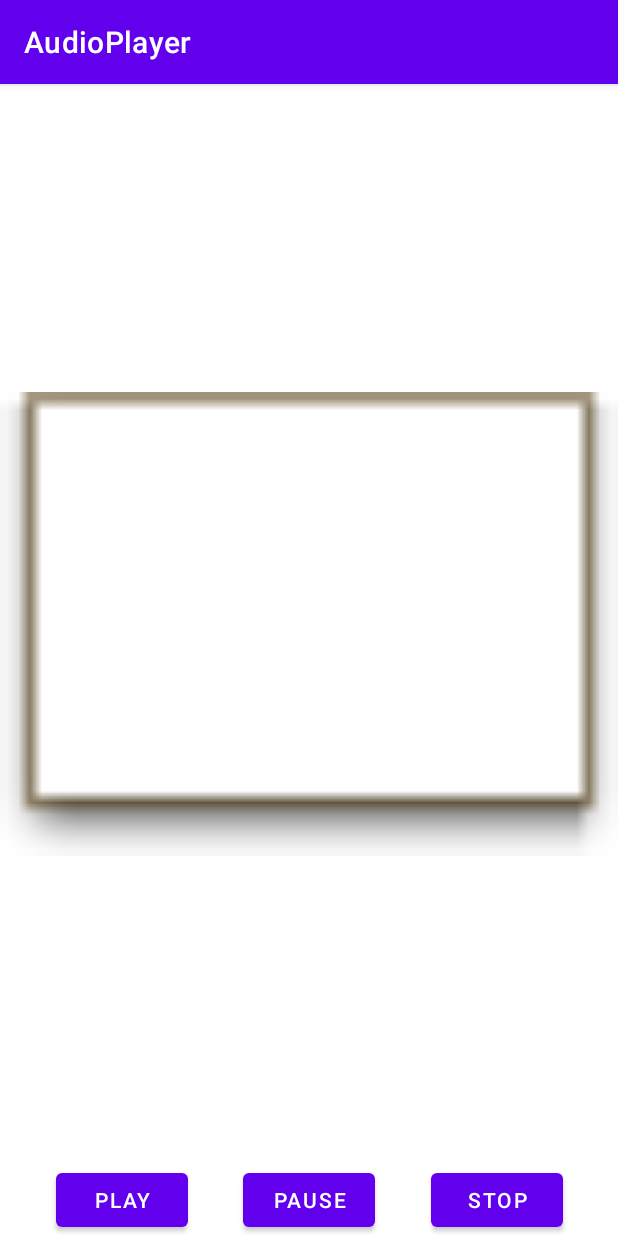
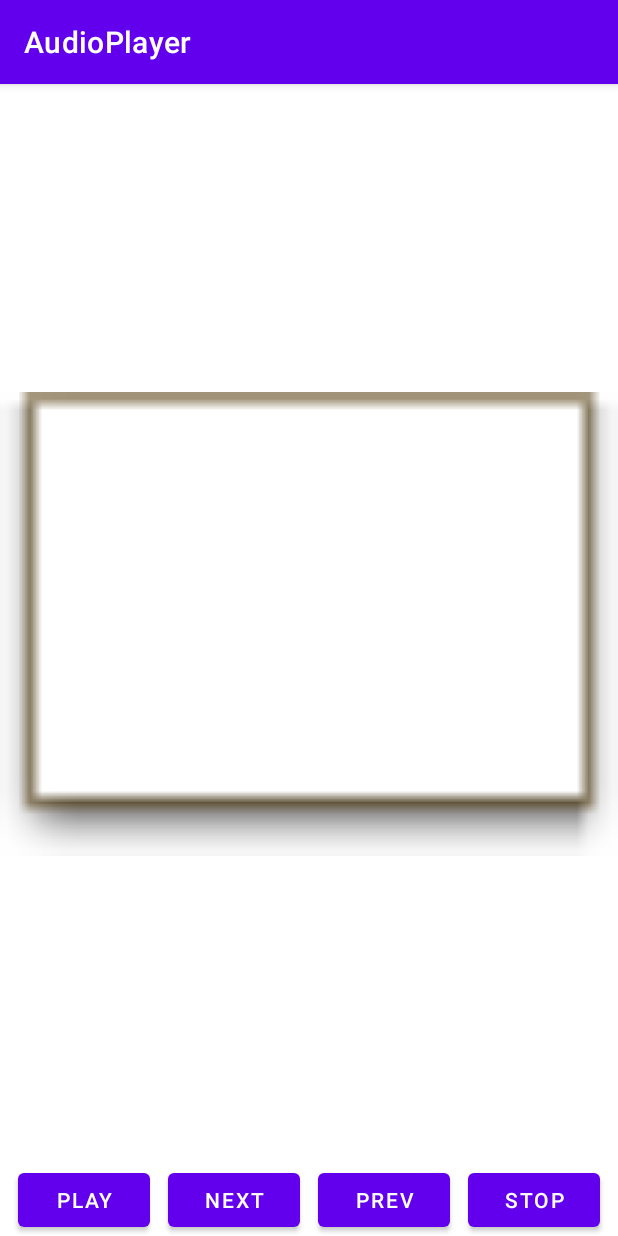
Before and after one commit to shubhamsheelwant/AudioPlayer, an Android app: the HomeActivity screen opened directly, with no data from a screen before it, after a tap on "PAUSE", on a phone screen of 412 x 824 dp. Run offline under Robolectric (Android 15) with nearby library versions, the phone set to English and light mode, and no system bars; 1 other tap on this screen came first.

Commit message:
playing music on click of play button added next and prev button to change the songs

```diff
--- a/app/src/main/java/com/example/audioplayer/HomeActivity.kt
+++ b/app/src/main/java/com/example/audioplayer/HomeActivity.kt
@@ -15,12 +15,14 @@ class HomeActivity : AppCompatActivity() {
 
     lateinit var binding: HomeActivityBinding
 
+    var currentIndex = 0
+
     override fun onCreate(savedInstanceState: Bundle?) {
         super.onCreate(savedInstanceState)
         binding = HomeActivityBinding.inflate(layoutInflater)
         setContentView(binding.root)
         initList()
-        initMediaPlayer()
+        initMediaPlayer(currentIndex)
         initClickListener()
 
     }
@@ -29,14 +31,37 @@ class HomeActivity : AppCompatActivity() {
 
         binding.btnPlay.setOnClickListener {
             if( !mediaPlayerInstance.isPlaying){
+                binding.btnPlay.setText("Pause")
                 mediaPlayerInstance.start()
+            } else {
+                binding.btnPlay.setText("Play")
+                mediaPlayerInstance.pause()
             }
         }
 
-        binding.btnPause.setOnClickListener {
-            if(mediaPlayerInstance.isPlaying){
-                mediaPlayerInstance.pause()
+        binding.btnNext.setOnClickListener {
+            if (mediaPlayerInstance.isPlaying)
+                mediaPlayerInstance.stop()
+            if(currentIndex == audioList.size - 1){
+                currentIndex = 0
+            } else {
+                currentIndex ++
             }
+            initMediaPlayer(currentIndex)
+            mediaPlayerInstance.start()
+        }
+
+        binding.btnPrev.setOnClickListener {
+            if (mediaPlayerInstance.isPlaying)
+                mediaPlayerInstance.stop()
+            if(currentIndex == 0){
+                currentIndex = audioList.size - 1
+            } else {
+                currentIndex --
+            }
+            initMediaPlayer(currentIndex)
+            mediaPlayerInstance.start()
+
         }
 
         binding.btnStop.setOnClickListener {
@@ -56,7 +81,9 @@ class HomeActivity : AppCompatActivity() {
         audioList.add(SongModel("Ring-7","Title-7","",R.raw.ring7))
     }
 
-    private fun initMediaPlayer() {
-         mediaPlayerInstance = MediaPlayer.create(this, R.raw.ring1)
+    private fun initMediaPlayer(currentIndex: Int) {
+         mediaPlayerInstance = MediaPlayer.create(this, audioList[currentIndex].audio)
+//         binding.imageSong.setImageURI(audioList[currentIndex].image)
+
     }
 }
--- a/app/src/main/java/com/example/audioplayer/SongModel.kt
+++ b/app/src/main/java/com/example/audioplayer/SongModel.kt
@@ -1,3 +1,5 @@
 package com.example.audioplayer
 
+import android.net.Uri
+
 data class SongModel(val name: String, val title: String,val image: String, val audio: Int)
--- a/app/src/main/res/layout/home_activity.xml
+++ b/app/src/main/res/layout/home_activity.xml
@@ -25,27 +25,37 @@
         app:layout_constraintEnd_toEndOf="parent"
         app:layout_constraintStart_toStartOf="parent">
 
-
         <Button
             android:id="@+id/btnPlay"
             android:layout_width="wrap_content"
             android:layout_height="wrap_content"
             android:text="PLAY"
             app:layout_constraintTop_toTopOf="parent"
-            app:layout_constraintEnd_toStartOf="@+id/btnPause"
+            app:layout_constraintEnd_toStartOf="@+id/btnNext"
             app:layout_constraintHorizontal_bias="0.5"
             app:layout_constraintStart_toStartOf="parent"
             tools:layout_editor_absoluteY="667dp" />
 
         <Button
-            android:id="@+id/btnPause"
+            android:id="@+id/btnNext"
             android:layout_width="wrap_content"
             android:layout_height="wrap_content"
-            android:text="PAUSE"
+            android:text="NEXT"
+            app:layout_constraintTop_toTopOf="parent"
+            app:layout_constraintEnd_toStartOf="@+id/btnPrev"
+            app:layout_constraintHorizontal_bias="0.5"
+            app:layout_constraintStart_toEndOf="@+id/btnPlay"
+            tools:layout_editor_absoluteY="667dp" />
+
+        <Button
+            android:id="@+id/btnPrev"
+            android:layout_width="wrap_content"
+            android:layout_height="wrap_content"
+            android:text="Prev"
             app:layout_constraintTop_toTopOf="parent"
             app:layout_constraintEnd_toStartOf="@+id/btnStop"
             app:layout_constraintHorizontal_bias="0.5"
-            app:layout_constraintStart_toEndOf="@+id/btnPlay"
+            app:layout_constraintStart_toEndOf="@+id/btnNext"
             tools:layout_editor_absoluteY="667dp" />
 
         <Button
@@ -56,7 +66,7 @@
             app:layout_constraintTop_toTopOf="parent"
             app:layout_constraintEnd_toEndOf="parent"
             app:layout_constraintHorizontal_bias="0.5"
-            app:layout_constraintStart_toEndOf="@+id/btnPause"
+            app:layout_constraintStart_toEndOf="@+id/btnPrev"
             tools:layout_editor_absoluteY="666dp" />
 
     </androidx.constraintlayout.widget.ConstraintLayout>
```
